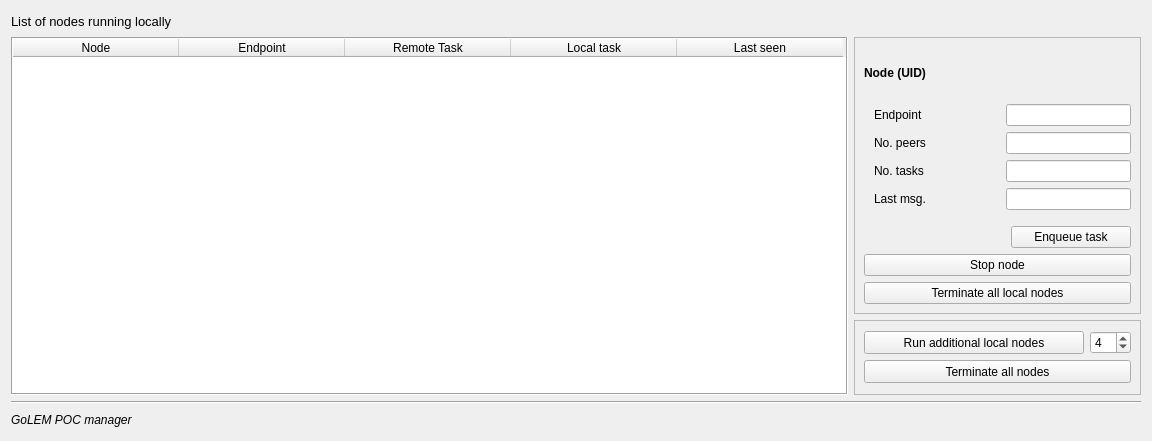
This is poc/golemPy/golem/ui/manager.ui in golemfactory/clay as Qt 5 draws it before an edit. The edited form follows.
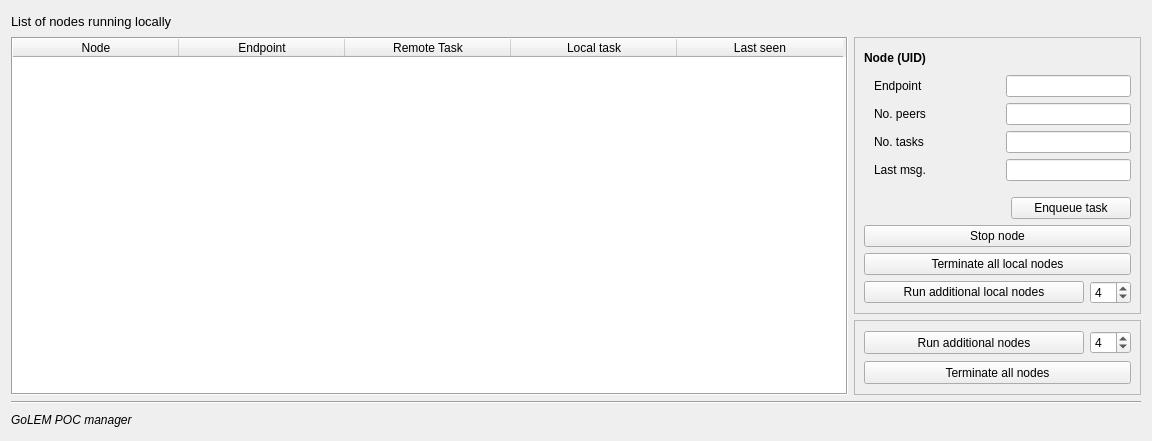
This is the edited form.

Diff of the .ui file:
```diff
--- a/poc/golemPy/golem/ui/manager.ui
+++ b/poc/golemPy/golem/ui/manager.ui
@@ -135,7 +135,7 @@
         <bool>true</bool>
        </property>
        <property name="sizePolicy">
-        <sizepolicy hsizetype="Fixed" vsizetype="Preferred">
+        <sizepolicy hsizetype="Fixed" vsizetype="Minimum">
          <horstretch>0</horstretch>
          <verstretch>0</verstretch>
         </sizepolicy>
@@ -391,6 +391,36 @@
             </property>
            </widget>
           </item>
+          <item>
+           <layout class="QHBoxLayout" name="horizontalLayout_3">
+            <item>
+             <widget class="QPushButton" name="runAdditionalLocalNodesPushButton">
+              <property name="sizePolicy">
+               <sizepolicy hsizetype="Minimum" vsizetype="Fixed">
+                <horstretch>0</horstretch>
+                <verstretch>0</verstretch>
+               </sizepolicy>
+              </property>
+              <property name="text">
+               <string>Run additional local nodes</string>
+              </property>
+             </widget>
+            </item>
+            <item>
+             <widget class="QSpinBox" name="additionalLocalNodesSpinBox">
+              <property name="sizePolicy">
+               <sizepolicy hsizetype="Maximum" vsizetype="Fixed">
+                <horstretch>0</horstretch>
+                <verstretch>0</verstretch>
+               </sizepolicy>
+              </property>
+              <property name="value">
+               <number>4</number>
+              </property>
+             </widget>
+            </item>
+           </layout>
+          </item>
          </layout>
         </item>
        </layout>
@@ -399,7 +429,7 @@
      <item>
       <widget class="QFrame" name="frameGenericNodes">
        <property name="sizePolicy">
-        <sizepolicy hsizetype="Fixed" vsizetype="Fixed">
+        <sizepolicy hsizetype="Fixed" vsizetype="Maximum">
          <horstretch>0</horstretch>
          <verstretch>0</verstretch>
         </sizepolicy>
@@ -418,11 +448,6 @@
        </property>
        <layout class="QVBoxLayout" name="verticalLayout_6">
         <item>
-         <layout class="QVBoxLayout" name="verticalLayout_7">
-          <property name="topMargin">
-           <number>0</number>
-          </property>
-          <item>
            <layout class="QHBoxLayout" name="horizontalLayout_8">
             <item>
              <widget class="QPushButton" name="runAdditionalNodesPushButton">
@@ -433,7 +458,7 @@
                </size>
               </property>
               <property name="text">
-               <string>Run additional local nodes</string>
+             <string>Run additional nodes</string>
               </property>
              </widget>
             </item>
@@ -458,8 +483,6 @@
              <string>Terminate all nodes</string>
             </property>
            </widget>
-          </item>
-         </layout>
         </item>
        </layout>
       </widget>
```
Lines whose indentation alone changed are shown as unchanged.
